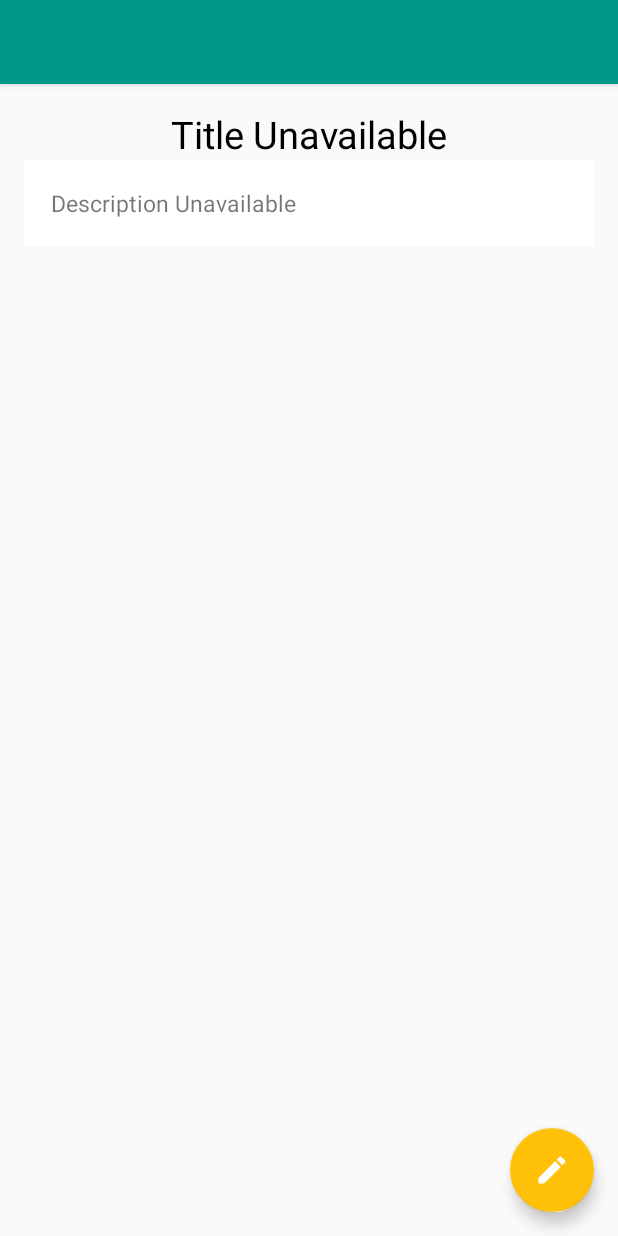
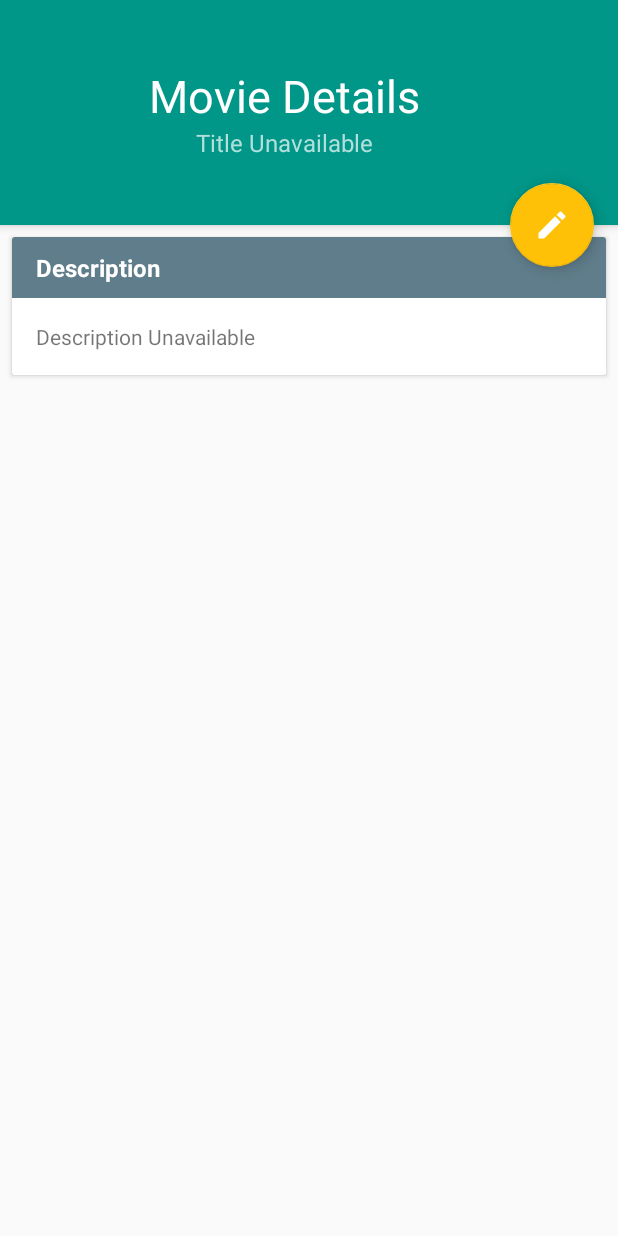
Before and after one commit to sudeepag/MovieSelector, an Android app: the layout muvee_details_activity.xml on its own in the app's theme, with its tools: preview values and no code run, on a phone screen of 412 x 824 dp. Run offline under Robolectric (Android 15) with nearby library versions, the phone set to English and light mode, and no system bars; network calls fail.

Commit message:
added description and floating action button

```diff
--- a/app/src/main/java/edu/gatech/logitechs/movieselector/MuveeDetails.java
+++ b/app/src/main/java/edu/gatech/logitechs/movieselector/MuveeDetails.java
@@ -17,6 +17,7 @@ import org.w3c.dom.Text;
 public class MuveeDetails extends AppCompatActivity {
 
     String movieTitle;
+    String movieDescription;
     Bitmap movieThumbnail;
 
     Toolbar dToolbar;
@@ -32,6 +33,7 @@ public class MuveeDetails extends AppCompatActivity {
         //Get data from Intent
         Intent intent = getIntent();
         this.movieTitle = intent.getStringExtra("title");
+        this.movieDescription = intent.getStringExtra("description");
         Bundle extras = intent.getExtras();
         this.movieThumbnail = (Bitmap) extras.get("thumbnail");
 
@@ -43,6 +45,8 @@ public class MuveeDetails extends AppCompatActivity {
         detailsTitle = (TextView) findViewById(R.id.details_title);
         detailsTitle.setText(movieTitle);
         detailsDescription = (TextView) findViewById(R.id.details_description);
+        detailsDescription.setText(movieDescription);
+
 
         fabWrite = (FloatingActionButton) findViewById(R.id.fab);
         fabWrite.setOnClickListener(new View.OnClickListener() {
--- a/app/src/main/java/edu/gatech/logitechs/movieselector/MuveeMainActivity.java
+++ b/app/src/main/java/edu/gatech/logitechs/movieselector/MuveeMainActivity.java
@@ -73,9 +73,10 @@ public class MuveeMainActivity extends AppCompatActivity
                 @Override
                 public void onItemClick(View view, int position) {
                     if (view instanceof LinearLayout) {
-                        System.out.println("Item Clicked:" + movies.get(position).getTitle());
+                        //User touched an item
                         Intent myIntent = new Intent(MuveeMainActivity.this, MuveeDetails.class);
                         myIntent.putExtra("title", movies.get(position).getTitle());
+                        myIntent.putExtra("description", movies.get(position).getDescription());
                         myIntent.putExtra("thumbnail", movies.get(position).getThumbnail());
                         //TODO consider using startActivityForResult for the main screen to stay the same when user hits back
                         startActivity(myIntent);
--- a/app/src/main/res/layout/muvee_details_activity.xml
+++ b/app/src/main/res/layout/muvee_details_activity.xml
@@ -10,57 +10,112 @@
     <android.support.design.widget.AppBarLayout
         android:layout_width="match_parent"
         android:layout_height="wrap_content"
+        android:id="@+id/details_app_bar"
         android:theme="@style/AppTheme.AppBarOverlay">
 
         <android.support.v7.widget.Toolbar
             android:id="@+id/details_toolbar"
             android:layout_width="match_parent"
-            android:layout_height="?attr/actionBarSize"
+            android:layout_height="150dp"
+            android:layout_alignParentTop="true"
+
             android:background="?attr/colorPrimary"
-            app:popupTheme="@style/AppTheme.MovieDetails" />
+            android:minHeight="150dp"
+            android:gravity="top"
+            app:popupTheme="@style/AppTheme.MovieDetails">
 
-    </android.support.design.widget.AppBarLayout>
-
-    <RelativeLayout xmlns:android="http://schemas.android.com/apk/res/android"
-        xmlns:app="http://schemas.android.com/apk/res-auto"
-        xmlns:tools="http://schemas.android.com/tools"
-        android:layout_width="match_parent"
+            <LinearLayout
+                android:layout_width="fill_parent"
                 android:layout_height="match_parent"
-        android:paddingBottom="@dimen/activity_vertical_margin"
-        android:paddingLeft="@dimen/activity_horizontal_margin"
-        android:paddingRight="@dimen/activity_horizontal_margin"
-        android:paddingTop="@dimen/activity_vertical_margin"
-        app:layout_behavior="@string/appbar_scrolling_view_behavior" >
+                android:orientation="vertical"
+                android:layout_marginEnd="48dp"
+                android:id="@+id/details_tbar_linear_layout"
+                android:gravity="center">
 
                 <TextView
-            android:layout_width="match_parent"
+                    android:layout_width="wrap_content"
+                    android:layout_height="wrap_content"
+                    android:textColor="#FFffffff"
+                    android:textSize="30sp"
+                    android:text="Movie Details"/>
+
+                <TextView
+                    android:layout_width="wrap_content"
                     android:layout_height="wrap_content"
                     android:id="@+id/details_title"
-            android:textSize="25sp"
-            android:textColor="#FF000000"
+                    android:textSize="16sp"
+                    android:textColor="#FFb2dfdb"
                     android:gravity="center"
                     android:paddingStart="8dp"
                     android:paddingEnd="8dp"
                     android:text="Title Unavailable"
                     />
+            </LinearLayout>
+        </android.support.v7.widget.Toolbar>
+    </android.support.design.widget.AppBarLayout>
+
+
+    <ScrollView xmlns:android="http://schemas.android.com/apk/res/android"
+        xmlns:app="http://schemas.android.com/apk/res-auto"
+        xmlns:tools="http://schemas.android.com/tools"
+        android:layout_width="match_parent"
+        android:layout_height="match_parent"
+        app:layout_behavior="@string/appbar_scrolling_view_behavior" >
+
+        <LinearLayout
+            android:layout_width="match_parent"
+            android:layout_height="wrap_content"
+            android:orientation="vertical">
+
+            <android.support.v7.widget.CardView
+                android:layout_width="match_parent"
+                android:layout_height="wrap_content"
+                android:layout_margin="8dp"
+                android:focusable="true"
+                android:clickable="true"
+                android:foreground="?android:attr/selectableItemBackground"
+                android:id="@+id/details_desc_cv" >
+
+                <LinearLayout
+                    android:layout_width="match_parent"
+                    android:layout_height="match_parent"
+                    android:orientation="vertical">
 
                     <TextView
                         android:layout_width="match_parent"
                         android:layout_height="wrap_content"
-            android:layout_below="@+id/details_title"
+                        android:text="Description"
+                        android:textColor="#FFffffff"
+                        android:textStyle="bold"
+                        android:textSize="16sp"
+                        android:paddingStart="16dp"
+                        android:paddingTop="9dp"
+                        android:paddingBottom="9dp"
+                        android:background="#607D8B"/>
+
+                    <TextView
+                        android:layout_width="match_parent"
+                        android:layout_height="wrap_content"
                         android:id="@+id/details_description"
                         android:text="Description Unavailable"
-            android:textSize="15sp"
-            android:padding="18dp"
+                        android:textSize="14sp"
+                        android:padding="16dp"
                         android:background="#FFffffff"/>
 
-    </RelativeLayout>
+                </LinearLayout>
+
+            </android.support.v7.widget.CardView>
+
+        </LinearLayout>
+
+    </ScrollView>
 
     <android.support.design.widget.FloatingActionButton
         android:id="@+id/fab"
         android:layout_width="wrap_content"
         android:layout_height="wrap_content"
-        android:layout_gravity="bottom|end"
+        app:layout_anchor="@id/details_toolbar"
+        app:layout_anchorGravity="bottom|right|end"
         android:layout_margin="@dimen/fab_margin"
         android:src="@drawable/ic_write" />
 
```
Lines whose indentation alone changed are shown as unchanged.
